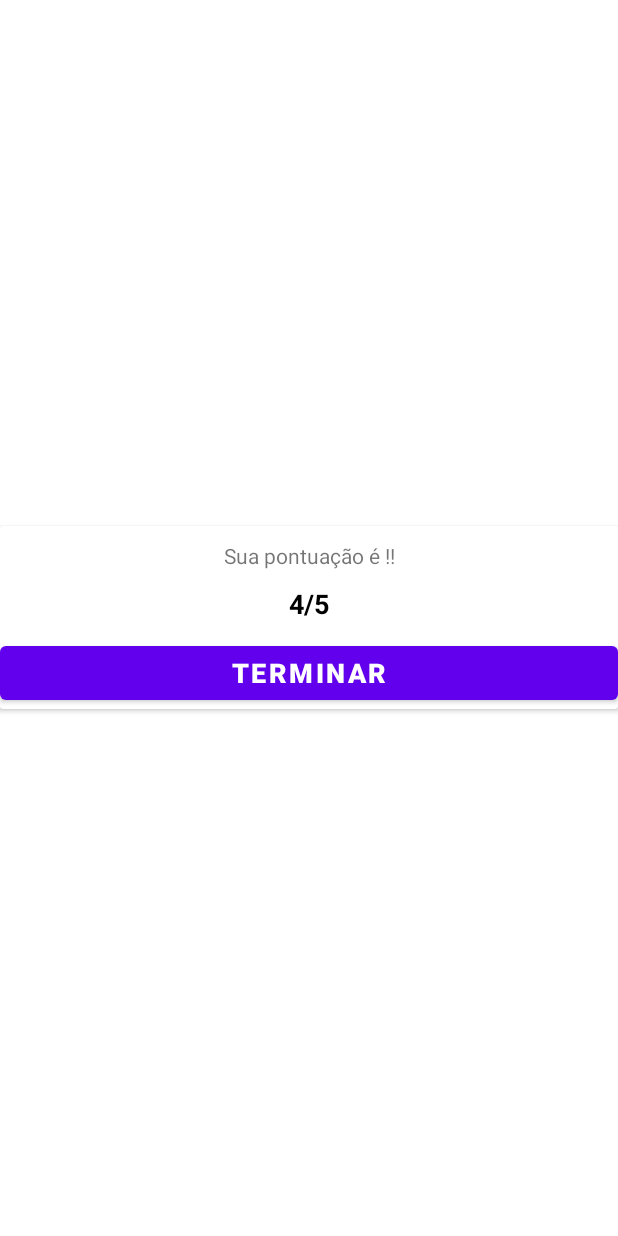
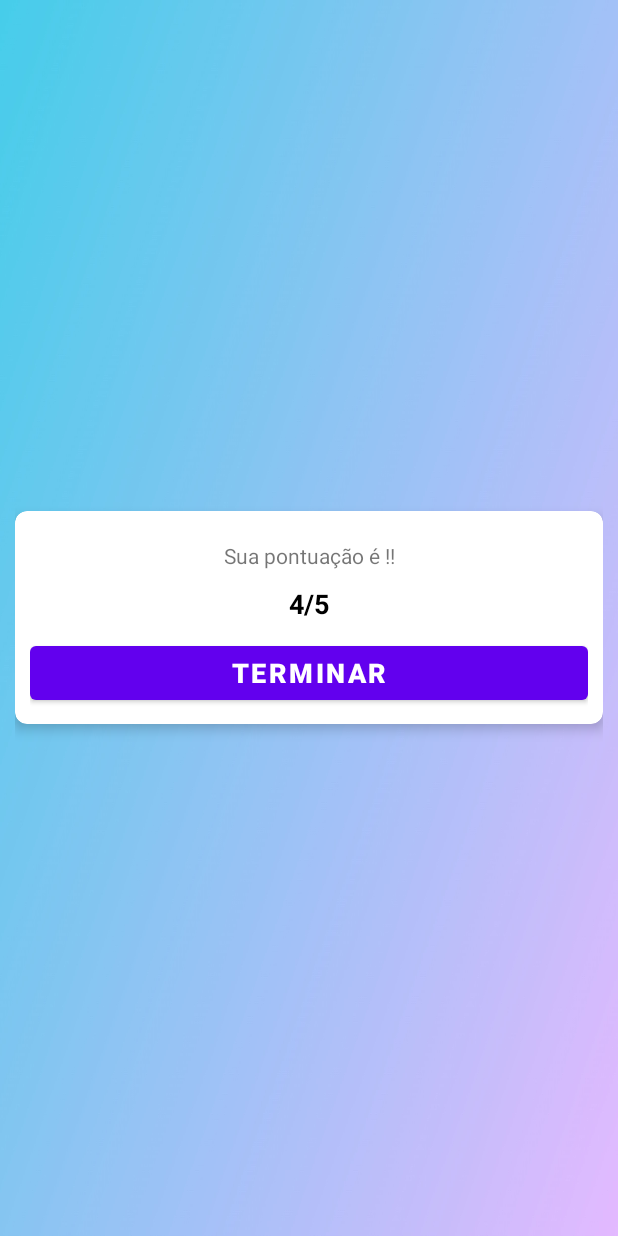
Before and after one commit to Camilay3/TheQuizzApp, an Android app: the layout activity_result.xml on its own in the app's theme, with its tools: preview values and no code run, on a phone screen of 412 x 824 dp. Run offline under Robolectric (Android 15) with nearby library versions, the phone set to English and light mode, and no system bars.

```diff
--- a/app/src/main/java/com/example/thequizzapp/MainActivity.kt
+++ b/app/src/main/java/com/example/thequizzapp/MainActivity.kt
@@ -6,8 +6,8 @@ import android.os.Bundle
 import android.view.View
 import android.widget.TextView
 import android.widget.Toast
+import kotlinx.android.synthetic.main.activity_main.*
 
-import kotlinx.android.synthetic.main.activity_main.*
 class MainActivity : AppCompatActivity() {
     override fun onCreate(savedInstanceState: Bundle?) {
         super.onCreate(savedInstanceState)
@@ -23,6 +23,7 @@ class MainActivity : AppCompatActivity() {
                 Toast.makeText(this, "Insira seu nome", Toast.LENGTH_SHORT).show()
             } else {
                 var intent = Intent(this, QuestionActivity::class.java)
+                intent.putExtra("${setData.name}",input.text.toString())
                 startActivity(intent)
                 finish()
             }
--- a/app/src/main/java/com/example/thequizzapp/setData.kt
+++ b/app/src/main/java/com/example/thequizzapp/setData.kt
@@ -1,6 +1,9 @@
 package com.example.thequizzapp
 
 object setData {
+
+    const val name:String="name"
+    const val score:String="score"
 
     fun getQuestion():ArrayList<QuestionData> {
         var que:ArrayList<QuestionData> = arrayListOf()
--- a/app/src/main/res/layout/activity_result.xml
+++ b/app/src/main/res/layout/activity_result.xml
@@ -5,18 +5,25 @@
     android:layout_width="match_parent"
     android:layout_height="match_parent"
     android:orientation="horizontal"
+    android:background="@drawable/kotlin"
+    android:padding="10dp"
     android:gravity="center"
     tools:context=".Result">
 
     <androidx.cardview.widget.CardView
         android:layout_width="match_parent"
-        android:layout_height="wrap_content">
+        android:layout_height="wrap_content"
+        app:cardCornerRadius="8dp"
+        app:cardElevation="5dp"
+        >
         <LinearLayout
             android:layout_width="match_parent"
             android:layout_height="wrap_content"
             android:orientation="vertical"
-            android:gravity="center">
+            android:gravity="center"
+            android:padding="10dp">
             <TextView
+                android:id="@+id/congo"
                 android:layout_width="match_parent"
                 android:layout_height="wrap_content"
                 android:layout_marginTop="10dp"
@@ -25,6 +32,7 @@
                 android:textSize="14sp"
                 />
             <TextView
+                android:id="@+id/Score"
                 android:layout_width="match_parent"
                 android:layout_height="wrap_content"
                 android:text="4/5"
@@ -35,6 +43,7 @@
                 android:textColor="@color/black"/>
 
             <Button
+                android:id="@+id/button"
                 android:layout_width="match_parent"
                 android:layout_height="wrap_content"
                 android:text="TERMINAR"
```
Also changed, not shown: app/src/main/java/com/example/thequizzapp/QuestionActivity.kt (+13 -1 lines), app/src/main/java/com/example/thequizzapp/Result.kt (+12 -0 lines).
